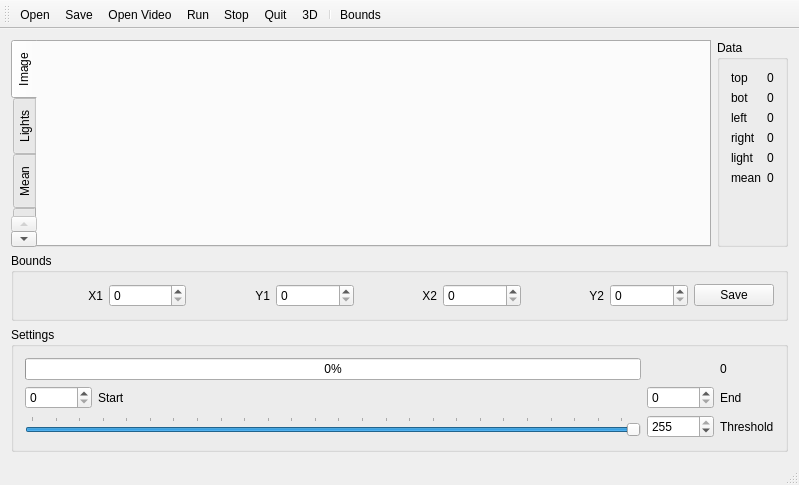
The window that mainwindow.ui (Abbath/R) describes before a commit, drawn with Qt 5.
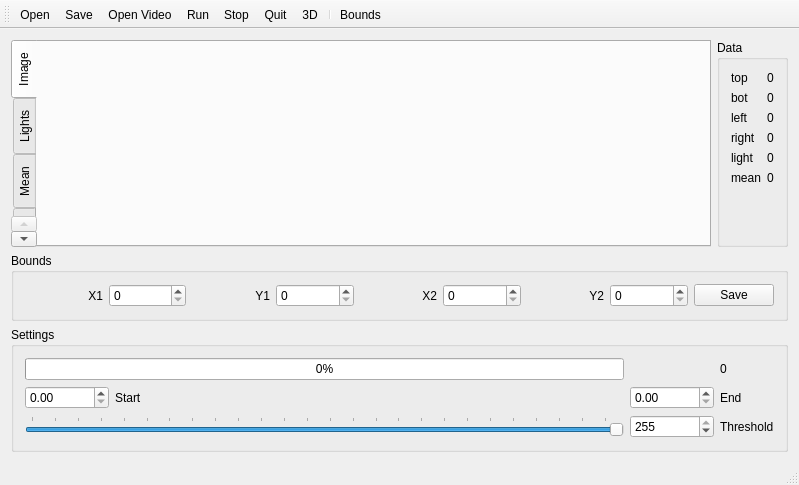
The same window after the commit. Custom widgets are drawn as their Qt base class.

What changed in the file:
```diff
--- a/mainwindow.ui
+++ b/mainwindow.ui
@@ -273,32 +273,6 @@
          </property>
         </widget>
        </item>
-       <item row="1" column="4">
-        <widget class="QSpinBox" name="spinBox_3">
-         <property name="sizePolicy">
-          <sizepolicy hsizetype="Maximum" vsizetype="Fixed">
-           <horstretch>0</horstretch>
-           <verstretch>0</verstretch>
-          </sizepolicy>
-         </property>
-         <property name="maximum">
-          <number>100000000</number>
-         </property>
-        </widget>
-       </item>
-       <item row="1" column="0">
-        <widget class="QSpinBox" name="spinBox_2">
-         <property name="sizePolicy">
-          <sizepolicy hsizetype="Maximum" vsizetype="Fixed">
-           <horstretch>0</horstretch>
-           <verstretch>0</verstretch>
-          </sizepolicy>
-         </property>
-         <property name="maximum">
-          <number>100000000</number>
-         </property>
-        </widget>
-       </item>
        <item row="0" column="0" colspan="4">
         <widget class="QProgressBar" name="progressBar">
          <property name="value">
@@ -380,6 +354,32 @@
          </property>
         </widget>
        </item>
+       <item row="1" column="0">
+        <widget class="QDoubleSpinBox" name="doubleSpinBox_2">
+         <property name="sizePolicy">
+          <sizepolicy hsizetype="Maximum" vsizetype="Fixed">
+           <horstretch>0</horstretch>
+           <verstretch>0</verstretch>
+          </sizepolicy>
+         </property>
+         <property name="maximum">
+          <double>100000000.000000000000000</double>
+         </property>
+        </widget>
+       </item>
+       <item row="1" column="4">
+        <widget class="QDoubleSpinBox" name="doubleSpinBox_3">
+         <property name="sizePolicy">
+          <sizepolicy hsizetype="Maximum" vsizetype="Fixed">
+           <horstretch>0</horstretch>
+           <verstretch>0</verstretch>
+          </sizepolicy>
+         </property>
+         <property name="maximum">
+          <double>100000000.000000000000000</double>
+         </property>
+        </widget>
+       </item>
       </layout>
      </widget>
     </item>
```
